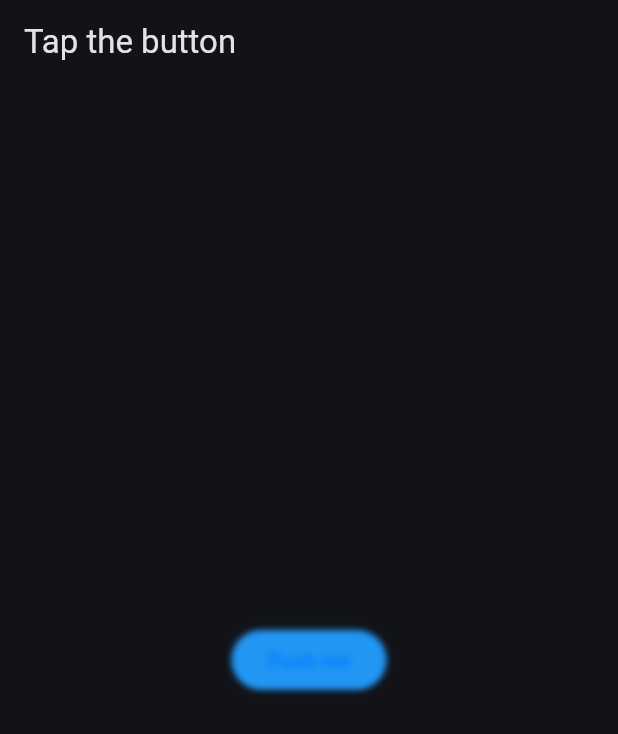
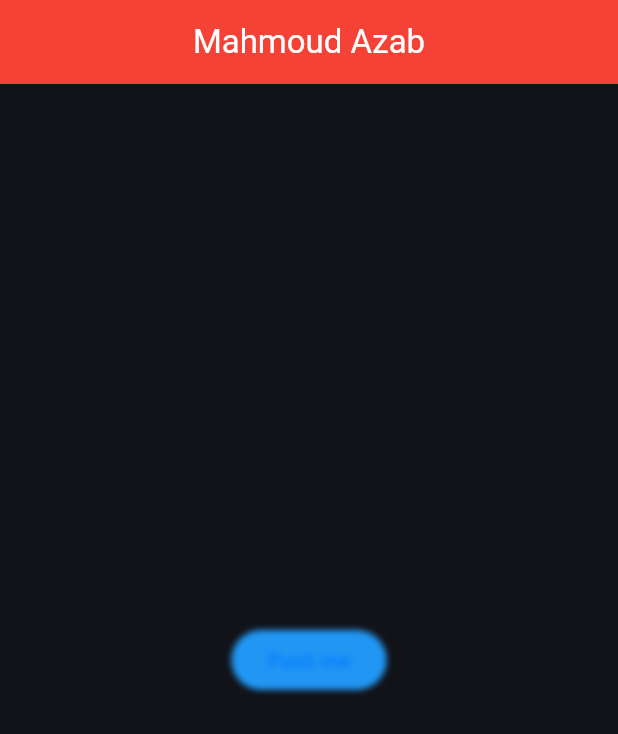
Before and after one commit to mazab99/animated_touch, a Flutter app: the MyHomePage screen opened directly, on a phone screen of 412 x 824 dp. Shown: the top 734 px of the screen. Run offline on Flutter 3.47's test engine with Material 3 defaults, Android fonts, the light colour scheme and no system bars.

Commit message:
edit size

```diff
--- a/lib/example_2.dart
+++ b/lib/example_2.dart
@@ -39,7 +39,14 @@ class _MyHomePageState extends State<MyHomePage> {
   Widget build(BuildContext context) {
     return Scaffold(
       appBar: AppBar(
-        title: Text(widget.title),
+        backgroundColor: Colors.red,
+        centerTitle: true,
+        title: const Text(
+          'Mahmoud Azab',
+          style: TextStyle(
+            color: Colors.white,
+          ),
+        ),
       ),
       body: Center(
         child: Column(
--- a/lib/example_3.dart
+++ b/lib/example_3.dart
@@ -102,8 +102,8 @@ class _ColorfulPadState extends State<_ColorfulPad> {
           color: _highlighted ? Colors.green : Colors.red,
           shape: BoxShape.circle,
         ),
-        width: _highlighted ? 200 : 70,
-        height: _highlighted ? 200 : 70,
+        width: _highlighted ? 200 : 80,
+        height: _highlighted ? 200 : 80,
         child: ClipOval(
           child: Image.network(
             widget.imageUrl,
```
